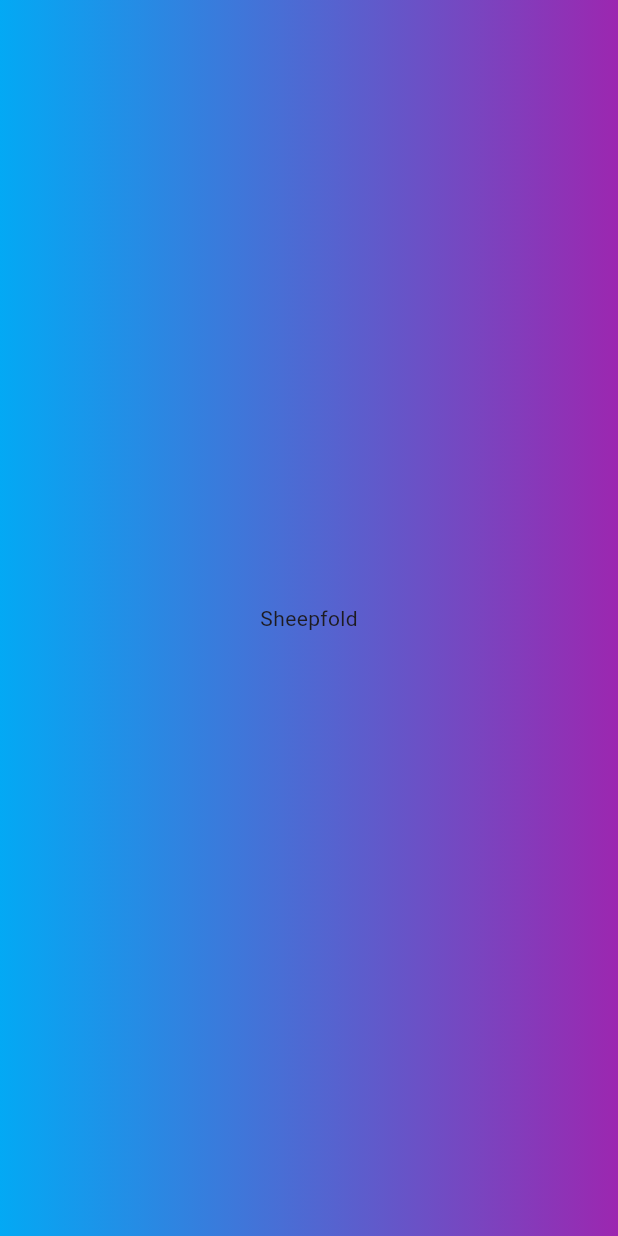
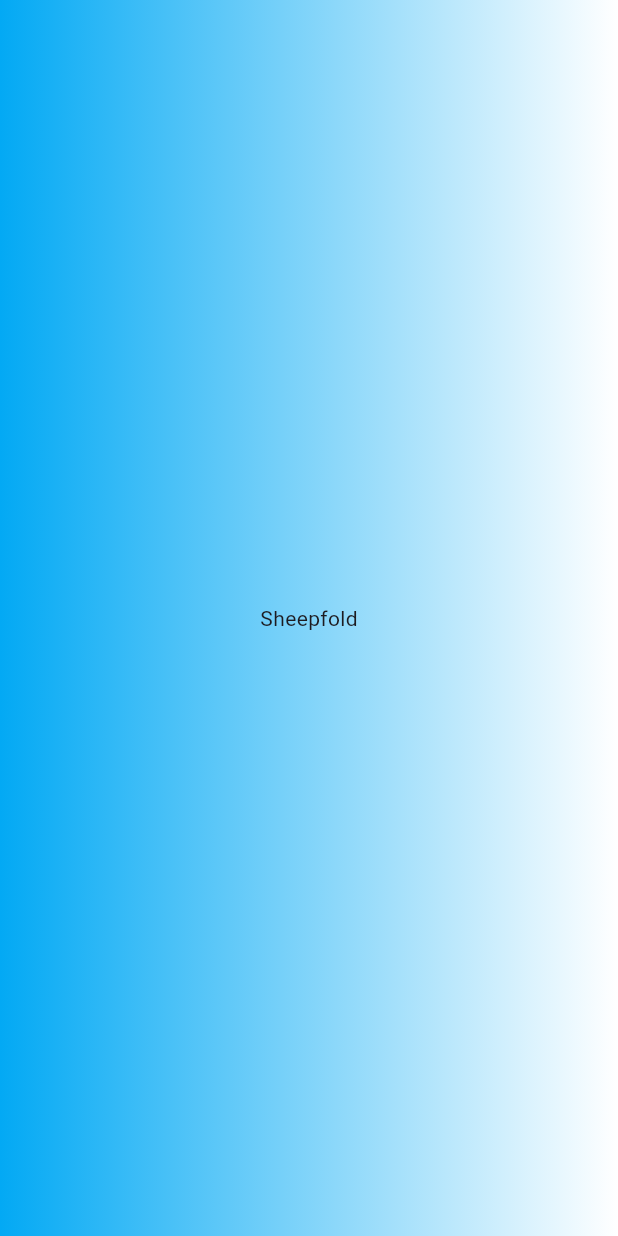
Before and after one commit to sean-xiao-zhao7/blacksheep, a Flutter app: the screen it shows after launch, on a phone screen of 412 x 824 dp. Run offline on Flutter 3.47's test engine with Material 3 defaults, Android fonts, the phone set to English and light mode, and no system bars.

```diff
--- a/lib/main.dart
+++ b/lib/main.dart
@@ -5,13 +5,15 @@ void main() {
 }
 
 class SheepfoldApp extends StatelessWidget {
+  const SheepfoldApp([Key? key]) : super(key: key);
+
   @override
   Widget build(BuildContext context) {
     return MaterialApp(
       home: Scaffold(
         body: Container(
           decoration: const BoxDecoration(
-            gradient: LinearGradient(colors: [Colors.lightBlue, Colors.purple]),
+            gradient: LinearGradient(colors: [Colors.lightBlue, Colors.white]),
           ),
           child: const Center(child: Text('Sheepfold')),
         ),
```
